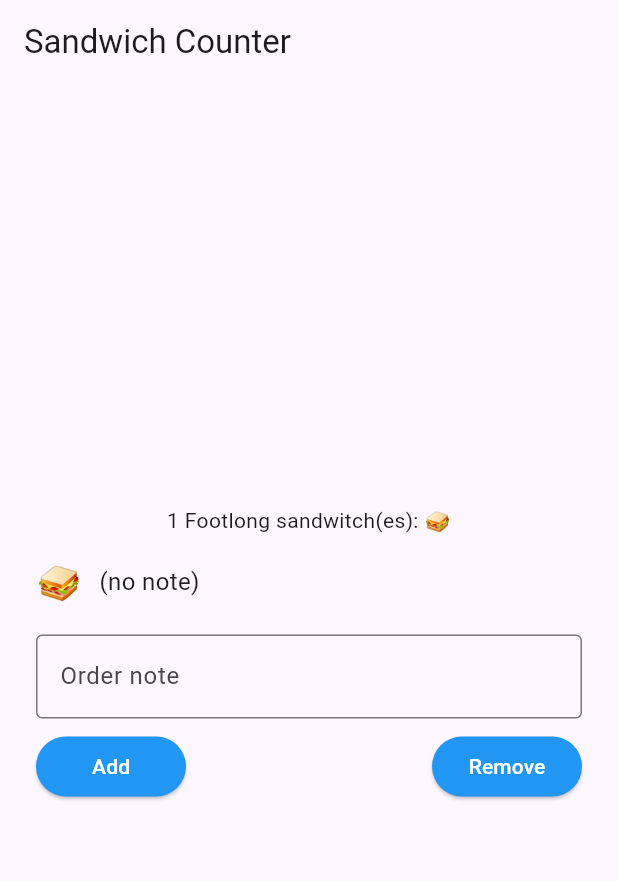
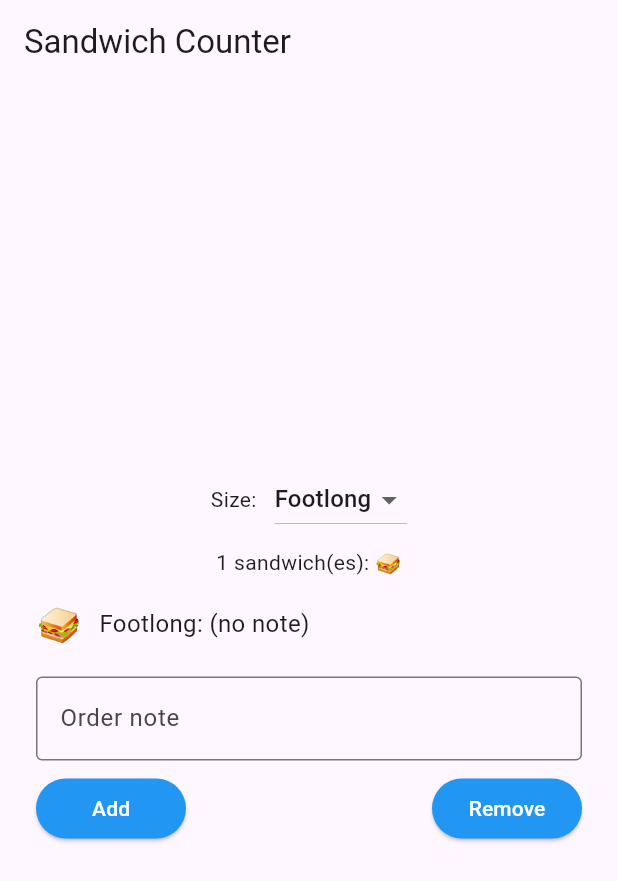
Before and after one commit to anirejlova/sandwitch_shop, a Flutter app: the screen it shows after launch, after a tap on "Add", on a phone screen of 412 x 824 dp. Shown: the top 881 px of the screen. Run offline on Flutter 3.47's test engine with Material 3 defaults, Android fonts, the phone set to English and light mode, and no system bars.

Commit message:
Add six-inch sandwich

```diff
--- a/lib/main.dart
+++ b/lib/main.dart
@@ -27,18 +27,24 @@ class OrderScreen extends StatefulWidget {
   }
 }
 
+class OrderItem {
+  final String type;
+  final String note;
+  OrderItem({required this.type, required this.note});
+}
+
 class _OrderScreenState extends State<OrderScreen> {
-  int _quantity = 0;
-  final List<String> _notes = []; // per-sandwich notes
+  final List<OrderItem> _items = [];
+  String _selectedSize = 'Footlong';
   final TextEditingController _noteController = TextEditingController();
+
+  int get _quantity => _items.length;
 
   void _increaseQuantity() {
     if (_quantity < widget.maxQuantity) {
       setState(() {
-        // attach current note text to the new sandwich and clear input
-        _notes.add(_noteController.text);
+        _items.add(OrderItem(type: _selectedSize, note: _noteController.text));
         _noteController.clear();
-        _quantity++;
       });
     }
   }
@@ -46,9 +52,7 @@ class _OrderScreenState extends State<OrderScreen> {
   void _decreaseQuantity() {
     if (_quantity > 0) {
       setState(() {
-        // remove the last sandwich and its note
-        if (_notes.isNotEmpty) _notes.removeLast();
-        _quantity--;
+        _items.removeLast();
       });
     }
   }
@@ -69,12 +73,40 @@ class _OrderScreenState extends State<OrderScreen> {
         child: Column(
           mainAxisAlignment: MainAxisAlignment.center,
           children: <Widget>[
+            // Size selector row
+            Padding(
+              padding: const EdgeInsets.symmetric(horizontal: 24.0),
+              child: Row(
+                mainAxisAlignment: MainAxisAlignment.center,
+                children: [
+                  const Text('Size:'),
+                  const SizedBox(width: 12),
+                  DropdownButton<String>(
+                    value: _selectedSize,
+                    items: const [
+                      DropdownMenuItem(
+                          value: 'Footlong', child: Text('Footlong')),
+                      DropdownMenuItem(
+                          value: 'Six-inch', child: Text('Six-inch')),
+                    ],
+                    onChanged: (val) {
+                      if (val != null) setState(() => _selectedSize = val);
+                    },
+                  ),
+                ],
+              ),
+            ),
+
+            const SizedBox(height: 8),
+
+            // Combined summary + per-item list
             OrderItemList(
-              itemType: 'Footlong',
-              quantity: _quantity,
-              notes: _notes,
+              items: _items,
             ),
+
             const SizedBox(height: 12),
+
+            // Note input used when adding a new sandwich
             Padding(
               padding: const EdgeInsets.symmetric(horizontal: 24.0),
               child: TextField(
@@ -86,6 +118,7 @@ class _OrderScreenState extends State<OrderScreen> {
                 ),
               ),
             ),
+
             Padding(
               padding:
                   const EdgeInsets.symmetric(horizontal: 24.0, vertical: 8.0),
@@ -150,33 +183,28 @@ class StyledButton extends StatelessWidget {
 }
 
 class OrderItemList extends StatelessWidget {
-  final String itemType;
-  final List<String> notes;
-  final int quantity;
+  final List<OrderItem> items;
 
   const OrderItemList({
-    required this.itemType,
-    required this.quantity,
-    required this.notes,
+    required this.items,
     super.key,
   });
 
   @override
   Widget build(BuildContext context) {
-    // Build a compact summary plus a per-item static notes list
+    final quantity = items.length;
     final emojis = List.filled(quantity, '🥪').join();
 
     return Column(
       mainAxisSize: MainAxisSize.min,
       children: [
-        Text('$quantity $itemType sandwitch(es): $emojis',
-            textAlign: TextAlign.center),
+        Text('$quantity sandwich(es): $emojis', textAlign: TextAlign.center),
         const SizedBox(height: 8),
-        if (notes.isEmpty)
+        if (items.isEmpty)
           const Text('(no notes)', textAlign: TextAlign.center)
         else
-          ...List.generate(notes.length, (i) {
-            final note = notes[i];
+          ...List.generate(items.length, (i) {
+            final item = items[i];
             return Padding(
               padding:
                   const EdgeInsets.symmetric(vertical: 6.0, horizontal: 24.0),
@@ -187,7 +215,7 @@ class OrderItemList extends StatelessWidget {
                   const SizedBox(width: 12),
                   Expanded(
                     child: Text(
-                      note.isNotEmpty ? note : '(no note)',
+                      '${item.type}: ${item.note.isNotEmpty ? item.note : '(no note)'}',
                       style: const TextStyle(fontSize: 16),
                     ),
                   ),
@@ -199,24 +227,3 @@ class OrderItemList extends StatelessWidget {
     );
   }
 }
-
-// class OrderItemDisplay extends StatelessWidget {
-//   final String itemType;
-//   final int quantity;
-//   final String note;
-
-//   const OrderItemDisplay(
-//     this.quantity,
-//     this.itemType, {
-//     this.note = '',
-//     super.key,
-//   });
-
-//   @override
-//   Widget build(BuildContext context) {
-//     final emoji = '🥪' * quantity;
-//     final noteText = note.isNotEmpty ? note : '(no note)',;
-//     return Text("$quantity $itemType sandwitch(es): $emoji$noteText",
-//         textAlign: TextAlign.center);
-//   }
-// }
```
